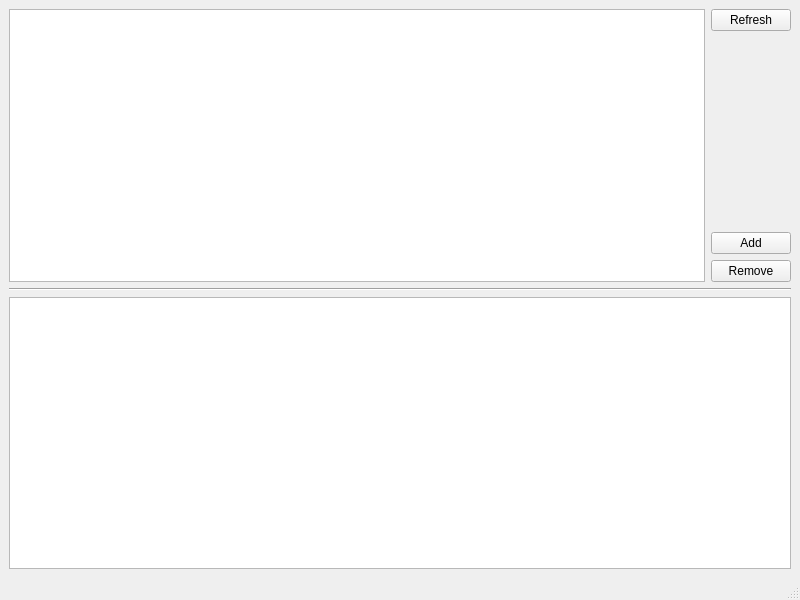
Above: QtRSSReader/src/ui/mainwindow.ui from ignabelitzky/qt-rss-reader before the change. Below: the same form after it.
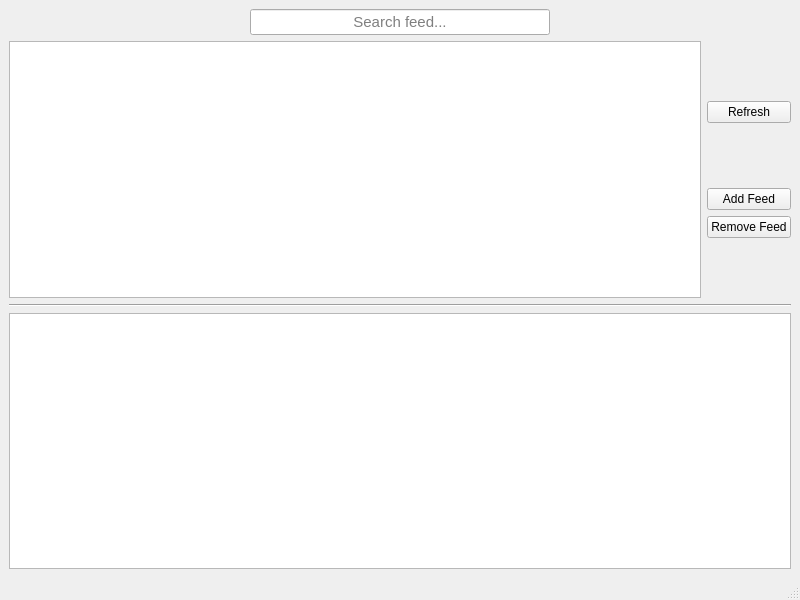
That is the form after the change.

Commit message: Better implementation of the parser of the rss links, and a search line edit added so it can filter the feeds by name

```diff
--- a/QtRSSReader/src/ui/mainwindow.ui
+++ b/QtRSSReader/src/ui/mainwindow.ui
@@ -15,6 +15,60 @@
   </property>
   <widget class="QWidget" name="centralwidget">
    <layout class="QVBoxLayout" name="verticalLayout">
+    <item>
+     <layout class="QHBoxLayout" name="horizontalLayout">
+      <item>
+       <spacer name="horizontalSpacer">
+        <property name="orientation">
+         <enum>Qt::Orientation::Horizontal</enum>
+        </property>
+        <property name="sizeHint" stdset="0">
+         <size>
+          <width>40</width>
+          <height>20</height>
+         </size>
+        </property>
+       </spacer>
+      </item>
+      <item>
+       <widget class="QLineEdit" name="searchLineEdit">
+        <property name="minimumSize">
+         <size>
+          <width>300</width>
+          <height>0</height>
+         </size>
+        </property>
+        <property name="font">
+         <font>
+          <pointsize>11</pointsize>
+         </font>
+        </property>
+        <property name="alignment">
+         <set>Qt::AlignmentFlag::AlignCenter</set>
+        </property>
+        <property name="placeholderText">
+         <string>Search feed...</string>
+        </property>
+        <property name="clearButtonEnabled">
+         <bool>true</bool>
+        </property>
+       </widget>
+      </item>
+      <item>
+       <spacer name="horizontalSpacer_2">
+        <property name="orientation">
+         <enum>Qt::Orientation::Horizontal</enum>
+        </property>
+        <property name="sizeHint" stdset="0">
+         <size>
+          <width>40</width>
+          <height>20</height>
+         </size>
+        </property>
+       </spacer>
+      </item>
+     </layout>
+    </item>
     <item>
      <layout class="QHBoxLayout" name="horizontalLayout_2">
       <item>
@@ -22,6 +76,19 @@
       </item>
       <item>
        <layout class="QVBoxLayout" name="verticalLayout_2">
+        <item>
+         <spacer name="verticalSpacer_2">
+          <property name="orientation">
+           <enum>Qt::Orientation::Vertical</enum>
+          </property>
+          <property name="sizeHint" stdset="0">
+           <size>
+            <width>20</width>
+            <height>40</height>
+           </size>
+          </property>
+         </spacer>
+        </item>
         <item>
          <widget class="QPushButton" name="refreshButton">
           <property name="text">
@@ -45,17 +112,30 @@
         <item>
          <widget class="QPushButton" name="addButton">
           <property name="text">
-           <string>Add</string>
+           <string>Add Feed</string>
           </property>
          </widget>
         </item>
         <item>
          <widget class="QPushButton" name="removeButton">
           <property name="text">
-           <string>Remove</string>
+           <string>Remove Feed</string>
           </property>
          </widget>
         </item>
+        <item>
+         <spacer name="verticalSpacer_3">
+          <property name="orientation">
+           <enum>Qt::Orientation::Vertical</enum>
+          </property>
+          <property name="sizeHint" stdset="0">
+           <size>
+            <width>20</width>
+            <height>40</height>
+           </size>
+          </property>
+         </spacer>
+        </item>
        </layout>
       </item>
      </layout>
```
The commit also changes 7 other files.
